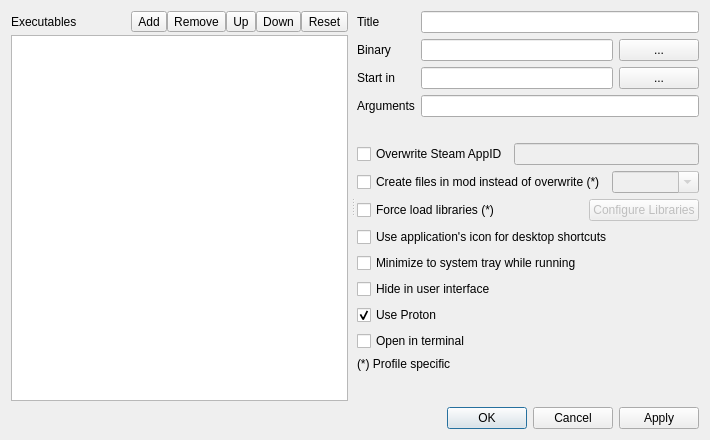
Before: the Qt Designer form src/src/editexecutablesdialog.ui in saghm/Fluorine-Manager, drawn with Qt 5.
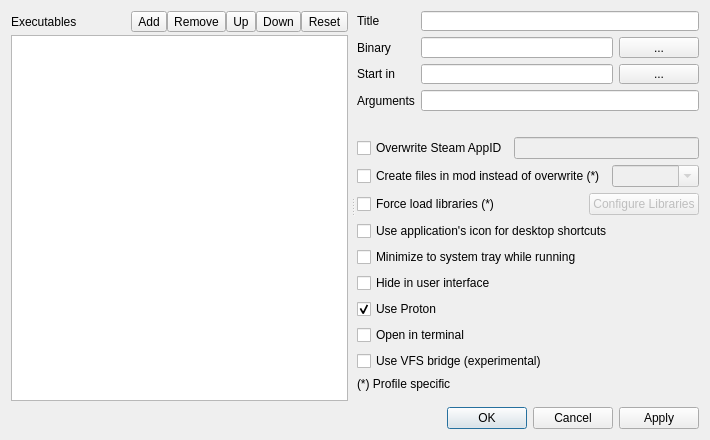
After: the same form once the commit is applied. Icons and pictures are not drawn.

Commit message: vfs: per-executable opt-in toggle for PE bridge

```diff
--- a/src/src/editexecutablesdialog.ui
+++ b/src/src/editexecutablesdialog.ui
@@ -487,6 +487,19 @@
                </property>
               </widget>
              </item>
+             <item>
+              <widget class="QCheckBox" name="useVfsBridge">
+               <property name="toolTip">
+                <string>Inject the PE-side VFS bridge (fluorine_vfs.dll) so file lookups in the game's data dir hit a static index instead of going through Wine + FUSE every time. Saves several seconds on first boot for large modlists. Off by default — some modlists crash with the bridge enabled until indexer/negcache work is finished.</string>
+               </property>
+               <property name="text">
+                <string>Use VFS bridge (experimental)</string>
+               </property>
+               <property name="checked">
+                <bool>false</bool>
+               </property>
+              </widget>
+             </item>
              <item>
               <widget class="QLabel" name="label_5">
                <property name="text">
```
The commit also changes 6 other files.
